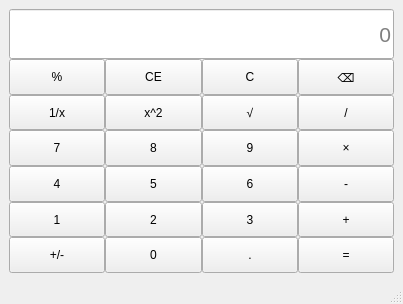
Above: calculator/mainwindow.ui from cheying123/QT before the change. Below: the same form after it.
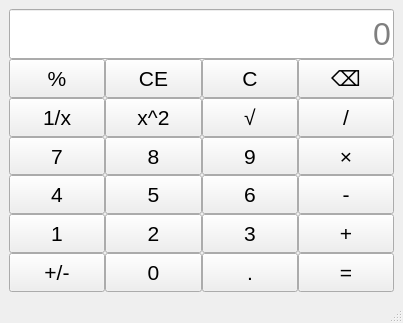
That is the form after the change.

Patch:
```diff
--- a/calculator/mainwindow.ui
+++ b/calculator/mainwindow.ui
@@ -7,12 +7,27 @@
     <x>0</x>
     <y>0</y>
     <width>403</width>
-    <height>304</height>
+    <height>323</height>
    </rect>
   </property>
   <property name="windowTitle">
    <string>MainWindow</string>
   </property>
+  <property name="styleSheet">
+   <string notr="true">QPushButton{
+    font-size:16pt;
+}
+QPushButton::hover{
+    background-color:green;
+}
+QPushButton::pressed{
+    background-color:red;
+}
+QLineEdit{
+    font-size:24pt;
+}
+</string>
+  </property>
   <widget class="QWidget" name="centralwidget">
    <layout class="QGridLayout" name="gridLayout_2">
     <item row="0" column="0">
@@ -306,7 +321,7 @@
         </property>
         <property name="font">
          <font>
-          <pointsize>16</pointsize>
+          <pointsize>24</pointsize>
          </font>
         </property>
         <property name="alignment">
```
Left out of the diff: 2 changed lines with no effect on the pictures.
